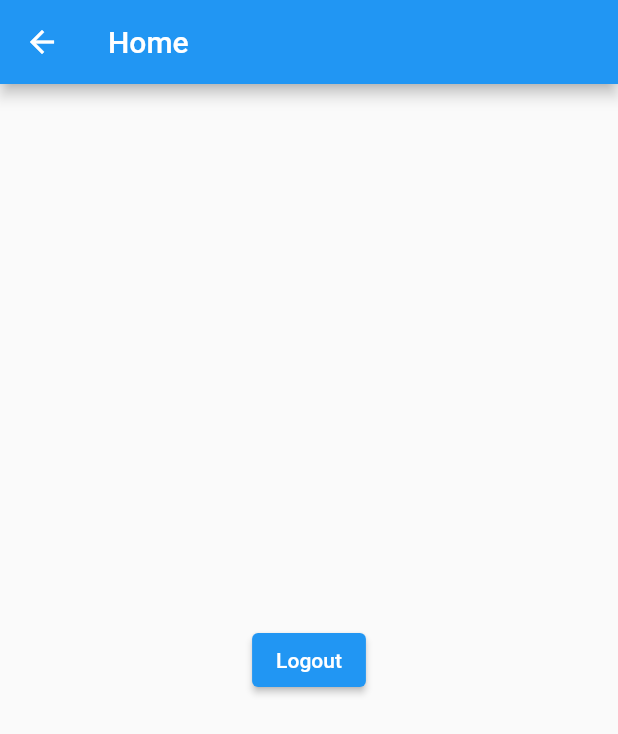
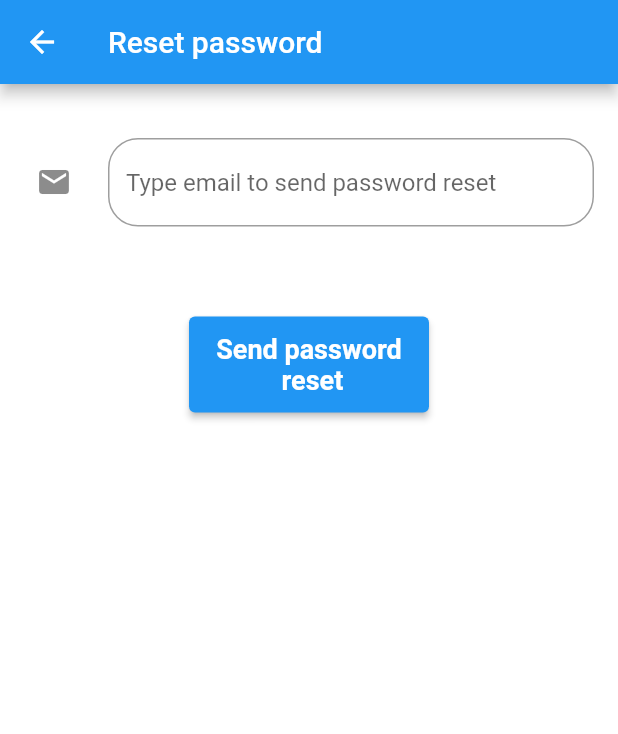
Before and after one commit to jaimegalanmartinez/UVSplatform, a Flutter app: the screen it shows after launch, after a tap on "Forgot password?", on a phone screen of 412 x 824 dp. Shown: the top 734 px of the screen. Run offline on Flutter 3.47's test engine with Material 2 defaults, Android fonts, the light colour scheme and no system bars; our stand-ins replace firebase_auth, firebase_core; accounts and stored records are empty; generated files the repository leaves out were written again.

Commit message:
Added reset password via email

```diff
--- /dev/null
+++ b/uvsp_app/lib/forms/form_reset_password.dart
@@ -0,0 +1,84 @@
+import 'package:flutter/foundation.dart';
+import 'package:flutter/material.dart';
+import 'package:uvsp_app/forms/form_validators.dart';
+import 'package:firebase_auth/firebase_auth.dart';
+
+const kLabelSendStyle =
+TextStyle(fontWeight: FontWeight.bold, fontSize: 18.0, color: Colors.white);
+
+class FormResetPassword extends StatefulWidget {
+  const FormResetPassword({Key? key}) : super(key: key);
+
+  @override
+  State<FormResetPassword> createState() => _FormResetPasswordState();
+}
+
+class _FormResetPasswordState extends State<FormResetPassword> {
+  final _formResetPasswordKey = GlobalKey<FormState>();
+  final TextEditingController _emailController = TextEditingController();
+  late String _emailToSendReset;
+
+  Future sendResetPasswordEmail(String email) async {
+    try{
+      if (kDebugMode) {
+        print('Email to send password reset: $email');
+      }
+      await FirebaseAuth.instance.sendPasswordResetEmail(email: email).then((value) {
+        ScaffoldMessenger.of(context).showSnackBar(
+            const SnackBar(content: Text('Password reset email sent')));
+      });
+
+    }on FirebaseAuthException catch(err){
+      ScaffoldMessenger.of(context).showSnackBar(
+           SnackBar(content: Text(err.message ?? 'Unknown error')));
+    }
+  }
+
+  @override
+  Widget build(BuildContext context) {
+    return Form(
+      key: _formResetPasswordKey,
+      child: Column(crossAxisAlignment: CrossAxisAlignment.center, children: [
+        const SizedBox(
+          height: 20.0,
+        ),
+        TextFormField(
+          controller: _emailController,
+          decoration: InputDecoration(
+            icon: const Padding(
+              padding: EdgeInsets.all(8.0),
+              child: Icon(Icons.email),
+            ),
+            border: OutlineInputBorder(
+              borderSide: const BorderSide(),
+              borderRadius: BorderRadius.circular(20.0),
+            ),
+            hintText: 'Type email to send password reset',
+          ),
+          validator: validateEmail,
+          onSaved: (value) => _emailToSendReset = value!,
+        ),
+        const SizedBox(
+          height: 60.0,
+        ),
+        ElevatedButton(
+            style: ButtonStyle(
+                backgroundColor: MaterialStateProperty.all<Color>(Colors.blue),
+                minimumSize: MaterialStateProperty.all<Size>(const Size(160, 64))),
+            onPressed: () {
+              //Validate returns true if the form is valid, or false otherwise.
+              if (_formResetPasswordKey.currentState!.validate()) {
+                _formResetPasswordKey.currentState?.save();
+
+                sendResetPasswordEmail(_emailToSendReset.trim());
+              }
+            },
+            child: const Text(
+              'Send password\n reset',
+              textAlign: TextAlign.center,
+              style: kLabelSendStyle,
+            )),
+      ]),
+    );
+  }
+}
--- a/uvsp_app/lib/screens/login_screen.dart
+++ b/uvsp_app/lib/screens/login_screen.dart
@@ -1,7 +1,7 @@
 import 'package:flutter/material.dart';
 import 'package:firebase_auth/firebase_auth.dart';
-import 'package:uvsp_app/screens/home_screen.dart';
 import 'package:uvsp_app/forms/form_login.dart';
+import 'package:uvsp_app/screens/reset_password_screen.dart';
 import 'package:uvsp_app/screens/signup_screen.dart';
 import 'package:uvsp_app/utils/constants.dart';
 
@@ -47,17 +47,18 @@ class _LoginScreenState extends State<LoginScreen> {
                     style: kLabelForgotPassword,
                   )),
               const SizedBox(height: 10,),
-              TextButton(
-                  onPressed: () {
+              GestureDetector(
+                  onTap: () {
                     Navigator.push(
                         context,
                         MaterialPageRoute(
                             builder: (BuildContext context) =>
-                            const HomeScreen(title: 'Home',)));
+                            const ResetPasswordScreen()));
                   },
                   child: const Text(
                     'Forgot password?',
-                    style: kLabelForgotPassword,
+                    style: TextStyle(decoration: TextDecoration.underline,
+                    fontWeight: FontWeight.bold, fontSize: 16.0, color: Colors.blue),
                   ))
             ],)
           ],
--- /dev/null
+++ b/uvsp_app/lib/screens/reset_password_screen.dart
@@ -0,0 +1,27 @@
+import 'package:flutter/material.dart';
+import 'package:uvsp_app/forms/form_reset_password.dart';
+
+class ResetPasswordScreen extends StatefulWidget {
+  const ResetPasswordScreen({Key? key}) : super(key: key);
+
+  @override
+  State<ResetPasswordScreen> createState() => _ResetPasswordScreenState();
+}
+
+class _ResetPasswordScreenState extends State<ResetPasswordScreen> {
+  @override
+  Widget build(BuildContext context) {
+    return Scaffold(
+        appBar: AppBar(
+          title: const Text('Reset password'),
+        ),
+        backgroundColor: Colors.white,
+        body: Container(
+            margin: const EdgeInsets.all(16.0),
+            height: double.infinity,
+            width: double.infinity,
+            decoration: const BoxDecoration(color: Colors.white),
+            child: const FormResetPassword()));
+  }
+
+}
```
Also changed, not shown: 2 other files.
